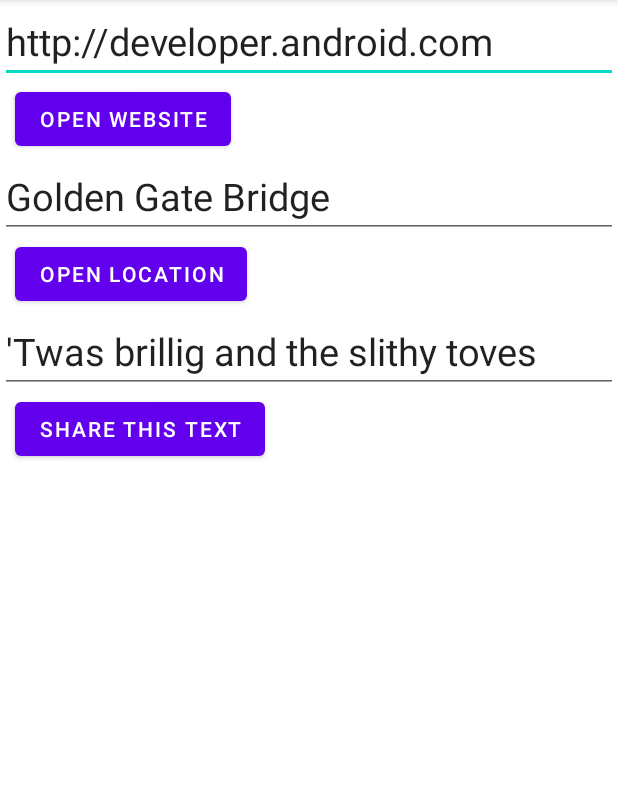
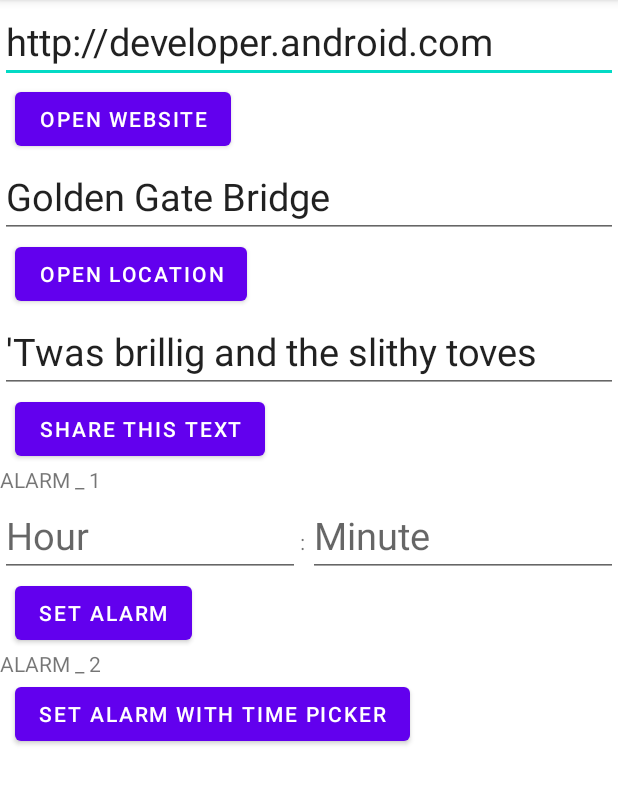
Before and after one commit to quoccuongpresent244/Food-ing, an Android app: the screen it shows after launch (MainActivity), on a phone screen of 412 x 824 dp, the part 84-889 px from its top. Run offline under Robolectric (Android 15) with nearby library versions, the phone set to English and light mode, and no system bars.

Commit message:
them alarm

```diff
--- a/ImplicitIntent/app/src/main/AndroidManifest.xml
+++ b/ImplicitIntent/app/src/main/AndroidManifest.xml
@@ -1,6 +1,8 @@
 <?xml version="1.0" encoding="utf-8"?>
 <manifest xmlns:android="http://schemas.android.com/apk/res/android"
     package="com.example.implicitintent">
+
+    <uses-permission android:name="com.android.alarm.permission.SET_ALARM"/>
 
     <application
         android:allowBackup="true"
--- a/ImplicitIntent/app/src/main/java/com/example/implicitintent/MainActivity.java
+++ b/ImplicitIntent/app/src/main/java/com/example/implicitintent/MainActivity.java
@@ -3,17 +3,25 @@ package com.example.implicitintent;
 import androidx.appcompat.app.AppCompatActivity;
 import androidx.core.app.ShareCompat;
 
+import android.app.AlarmManager;
+import android.app.PendingIntent;
+import android.app.TimePickerDialog;
+import android.content.Context;
 import android.content.Intent;
 import android.net.Uri;
 import android.os.Bundle;
+import android.provider.AlarmClock;
 import android.util.Log;
 import android.view.View;
 import android.widget.EditText;
+import android.widget.TimePicker;
 
 public class MainActivity extends AppCompatActivity {
     private EditText mWebsiteEditText;
     private EditText mLocationEditText;
     private EditText mShareTextEditText;
+    private EditText mHour;
+    private EditText mMinute;
 
     @Override
     protected void onCreate(Bundle savedInstanceState) {
@@ -22,6 +30,8 @@ public class MainActivity extends AppCompatActivity {
         mWebsiteEditText = findViewById(R.id.website_edittext);
         mLocationEditText = findViewById(R.id.location_edittext);
         mShareTextEditText = findViewById(R.id.share_edittext);
+        mHour = findViewById(R.id.alarm_hour);
+        mMinute = findViewById(R.id.alarm_minute);
     }
 
     public void openWebsite(View view) {
@@ -64,4 +74,25 @@ public class MainActivity extends AppCompatActivity {
                    .setText(text)
                    .startChooser();
     }
+
+    public void openAlarm(View view) {
+        if(!mHour.getText().toString().isEmpty() && !mHour.getText().toString().isEmpty()) {
+            Intent intent = new Intent(AlarmClock.ACTION_SET_ALARM);
+            intent.putExtra(AlarmClock.EXTRA_HOUR, Integer.parseInt(mHour.getText().toString()));
+            intent.putExtra(AlarmClock.EXTRA_MINUTES, Integer.parseInt(mMinute.getText().toString()));
+            intent.putExtra(AlarmClock.EXTRA_MESSAGE, "Set alarm");
+            if (intent.resolveActivity(getPackageManager()) != null) {
+                startActivity(intent);
+            } else {
+                Log.d("ImplicitIntents", "Can't handle this intent!");
+            }
+        }
+        else{
+            Log.d("ImplicitIntents", "Please enter number");
+        }
+    }
+
+    public void openAlarm_tp(View view) {
+
+    }
 }
--- a/ImplicitIntent/app/src/main/res/layout/activity_main.xml
+++ b/ImplicitIntent/app/src/main/res/layout/activity_main.xml
@@ -46,5 +46,48 @@
         android:text="@string/button_share"
         android:layout_marginLeft="10dp"
         android:onClick="shareText"/>
+    <TextView
+        android:layout_width="match_parent"
+        android:layout_height="wrap_content"
+        android:text="ALARM _ 1"/>
+    <LinearLayout
+        android:layout_width="match_parent"
+        android:layout_height="wrap_content">
+        <EditText
+            android:layout_width="200dp"
+            android:layout_height="wrap_content"
+            android:id="@+id/alarm_hour"
+            android:hint="@string/open_Alarm_Hour"
+            android:textSize="25sp"/>
+        <TextView
+            android:layout_width="5dp"
+            android:layout_height="wrap_content"
+            android:text=":"/>
+        <EditText
+            android:layout_width="match_parent"
+            android:layout_height="wrap_content"
+            android:id="@+id/alarm_minute"
+            android:hint="@string/open_Alarm_Minute"
+            android:textSize="25sp"/>
+    </LinearLayout>
 
+    <Button
+        android:layout_width="wrap_content"
+        android:layout_height="wrap_content"
+        android:id="@+id/set_alarm_button"
+        android:text="@string/open_Alarm"
+        android:layout_marginLeft="10dp"
+        android:onClick="openAlarm"/>
+
+    <TextView
+        android:layout_width="match_parent"
+        android:layout_height="wrap_content"
+        android:text="ALARM _ 2"/>
+    <Button
+        android:layout_width="wrap_content"
+        android:layout_height="wrap_content"
+        android:id="@+id/set_alarm_timepicker"
+        android:text="@string/open_Alarm_tp"
+        android:layout_marginLeft="10dp"
+        android:onClick="openAlarm_tp"/>
 </LinearLayout>
--- a/ImplicitIntent/app/src/main/res/values/strings.xml
+++ b/ImplicitIntent/app/src/main/res/values/strings.xml
@@ -8,4 +8,8 @@
 
     <string name="edittext_share">\'Twas brillig and the slithy toves</string>
     <string name="button_share">Share This Text</string>
+    <string name="open_Alarm_Hour" >Hour</string>
+    <string name="open_Alarm_Minute" >Minute</string>
+    <string name="open_Alarm" >Set Alarm</string>
+    <string name="open_Alarm_tp" >Set Alarm with Time Picker</string>
 </resources>
```
